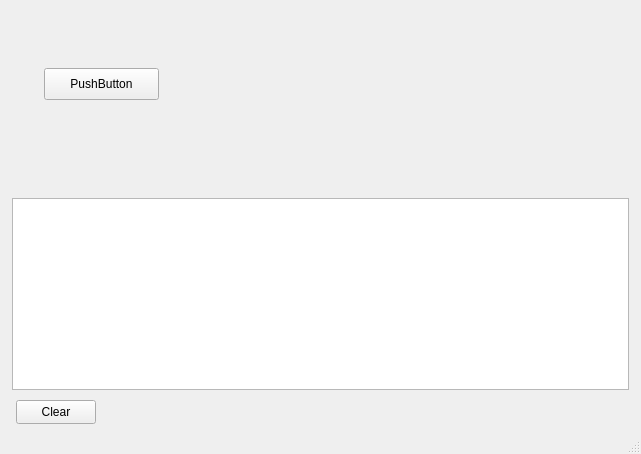
Old version of the form drone/ui/MainWindow.ui in the repository batitous/DesktopApps.
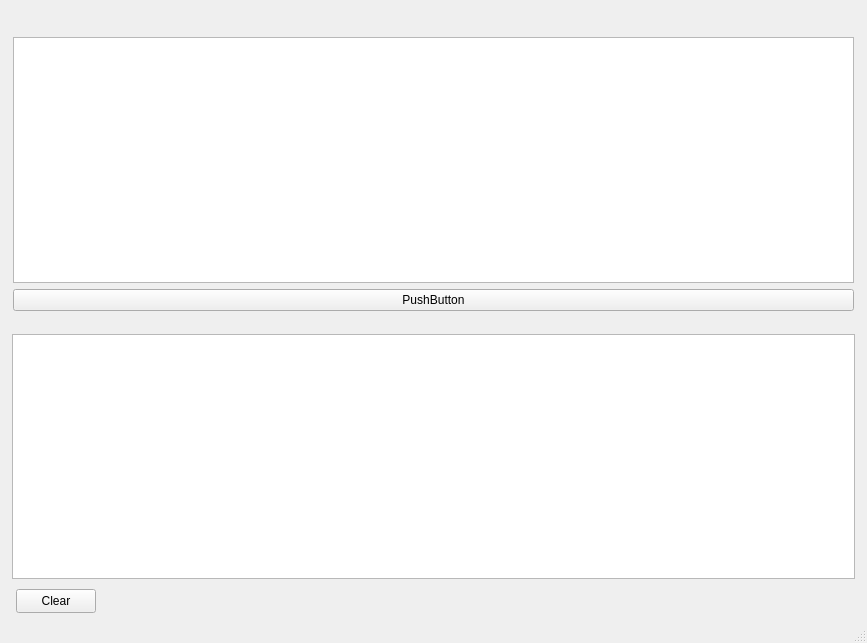
New version of the form. Custom widgets are drawn as their Qt base class.

```diff
--- a/drone/ui/MainWindow.ui
+++ b/drone/ui/MainWindow.ui
@@ -6,8 +6,8 @@
    <rect>
     <x>0</x>
     <y>0</y>
-    <width>641</width>
-    <height>454</height>
+    <width>867</width>
+    <height>643</height>
    </rect>
   </property>
   <property name="windowTitle">
@@ -65,34 +65,23 @@
         <height>80</height>
        </size>
       </property>
-      <widget class="QPushButton" name="bTest">
-       <property name="geometry">
-        <rect>
-         <x>40</x>
-         <y>40</y>
-         <width>115</width>
-         <height>32</height>
-        </rect>
+      <layout class="QVBoxLayout" name="verticalLayout_4" stretch="0,0">
+       <property name="spacing">
+        <number>-1</number>
        </property>
-       <property name="text">
-        <string>PushButton</string>
-       </property>
-      </widget>
+       <item>
+        <widget class="GraphicsView" name="graphicsView"/>
+       </item>
+       <item>
+        <widget class="QPushButton" name="bTest">
+         <property name="text">
+          <string>PushButton</string>
+         </property>
+        </widget>
+       </item>
+      </layout>
      </widget>
     </item>
-    <item>
-     <spacer name="verticalSpacer">
-      <property name="orientation">
-       <enum>Qt::Vertical</enum>
-      </property>
-      <property name="sizeHint" stdset="0">
-       <size>
-        <width>20</width>
-        <height>40</height>
-       </size>
-      </property>
-     </spacer>
-    </item>
     <item>
      <widget class="QWidget" name="wLog" native="true">
       <property name="minimumSize">
@@ -187,7 +176,7 @@
     <rect>
      <x>0</x>
      <y>0</y>
-     <width>641</width>
+     <width>867</width>
      <height>22</height>
     </rect>
    </property>
@@ -198,6 +187,13 @@
    </property>
   </widget>
  </widget>
+ <customwidgets>
+  <customwidget>
+   <class>GraphicsView</class>
+   <extends>QGraphicsView</extends>
+   <header>../../include/gl/openglscene.h</header>
+  </customwidget>
+ </customwidgets>
  <resources/>
  <connections/>
 </ui>
```
